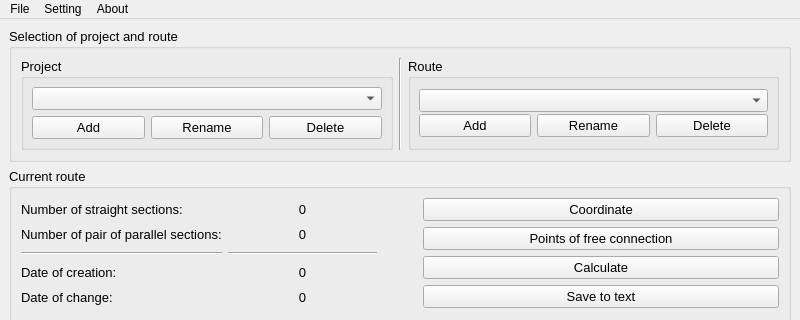
The window that route-calc/wmain.ui (anhptvolga/route-cal) describes before a commit, drawn with Qt 5; both pictures show x 0 to 800 and y 0 to 320 of the 800 by 600 pixel window.
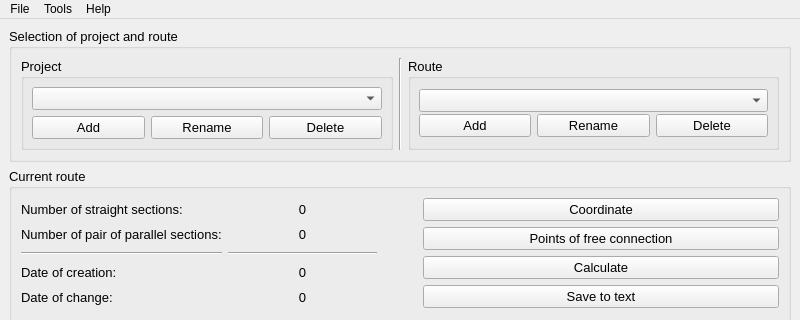
The same window after the commit.

Commit message: written action for save to text file. change setting and about to action of menu

Diff of the .ui file:
```diff
--- a/route-calc/wmain.ui
+++ b/route-calc/wmain.ui
@@ -612,12 +612,12 @@
    </widget>
    <widget class="QMenu" name="menuAbout">
     <property name="title">
-     <string>About</string>
+     <string>Help</string>
     </property>
    </widget>
    <widget class="QMenu" name="menuSetting">
     <property name="title">
-     <string>Setting</string>
+     <string>Tools</string>
     </property>
    </widget>
    <addaction name="menuFile"/>
```
Left out of the diff: 12 changed lines with no effect on the pictures. The commit also changes 1 other file.
